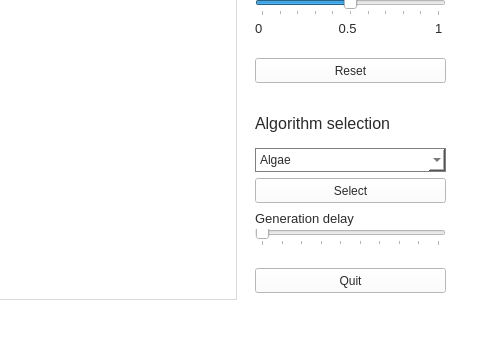
Above: mainwindow.ui from Maxlo24/Projet_Majeure_Arbre_3D before the change; both pictures show x 565 to 1045 and y 262 to 611 of the 1045 by 611 pixel window. Below: the same form after it.
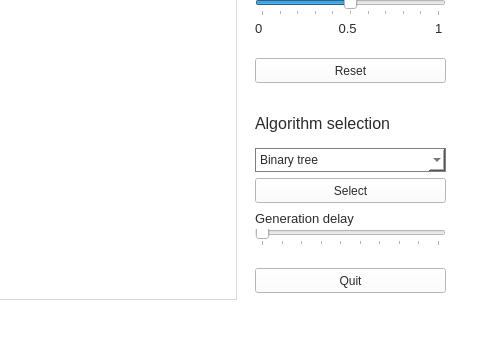
That is the form after the change.

Commit message: tree select

```diff
--- a/mainwindow.ui
+++ b/mainwindow.ui
@@ -103,7 +103,7 @@
     </property>
     <item>
      <property name="text">
-      <string>Algae</string>
+      <string>Binary tree</string>
      </property>
     </item>
     <item>
```
Left out of the diff: 2 changed lines with no effect on the pictures. The commit also changes 2 other files.
